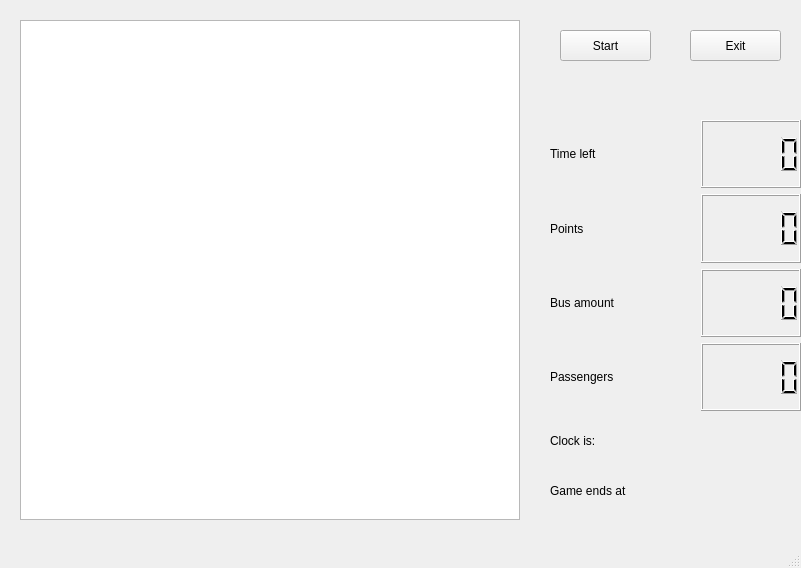
This is Game/mainwindow.ui in toivow/Otekn as Qt 5 draws it before an edit. The edited form follows.
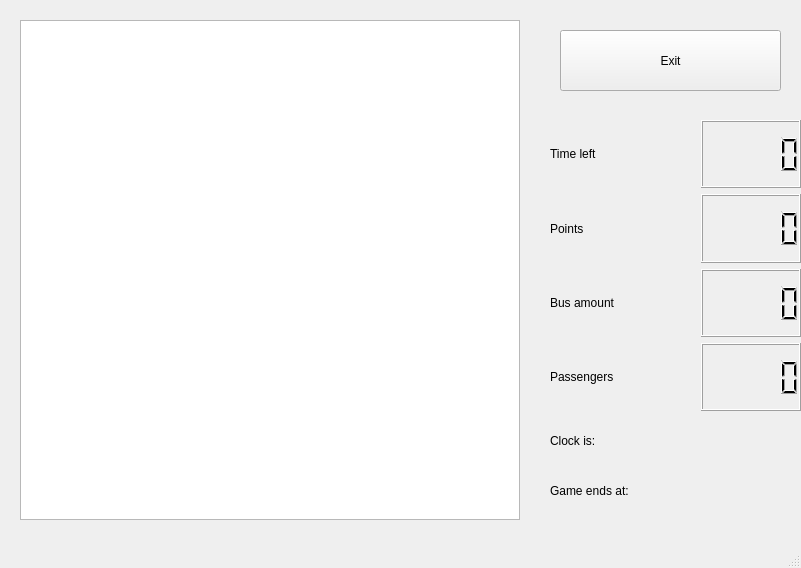
This is the edited form.

The edit to the form file:
```diff
--- a/Game/mainwindow.ui
+++ b/Game/mainwindow.ui
@@ -24,28 +24,18 @@
      </rect>
     </property>
    </widget>
-   <widget class="QPushButton" name="startButton">
-    <property name="geometry">
-     <rect>
-      <x>560</x>
-      <y>30</y>
-      <width>91</width>
-      <height>31</height>
-     </rect>
-    </property>
-    <property name="text">
-     <string>Start</string>
-    </property>
-   </widget>
    <widget class="QPushButton" name="exitButton">
     <property name="geometry">
      <rect>
-      <x>690</x>
+      <x>560</x>
       <y>30</y>
-      <width>91</width>
-      <height>31</height>
+      <width>221</width>
+      <height>61</height>
      </rect>
     </property>
+    <property name="styleSheet">
+     <string notr="true">font: 20pt &quot;MS Shell Dlg 2&quot;;</string>
+    </property>
     <property name="text">
      <string>Exit</string>
     </property>
@@ -142,7 +132,7 @@
      <rect>
       <x>550</x>
       <y>470</y>
-      <width>131</width>
+      <width>231</width>
       <height>41</height>
      </rect>
     </property>
@@ -150,7 +140,7 @@
      <item>
       <widget class="QLabel" name="endTimeTxt">
        <property name="text">
-        <string>Game ends at</string>
+        <string>Game ends at:</string>
        </property>
       </widget>
      </item>
@@ -163,12 +153,12 @@
      </item>
     </layout>
    </widget>
-   <widget class="QWidget" name="">
+   <widget class="QWidget" name="layoutWidget">
     <property name="geometry">
      <rect>
       <x>550</x>
       <y>420</y>
-      <width>131</width>
+      <width>231</width>
       <height>41</height>
      </rect>
     </property>
```
